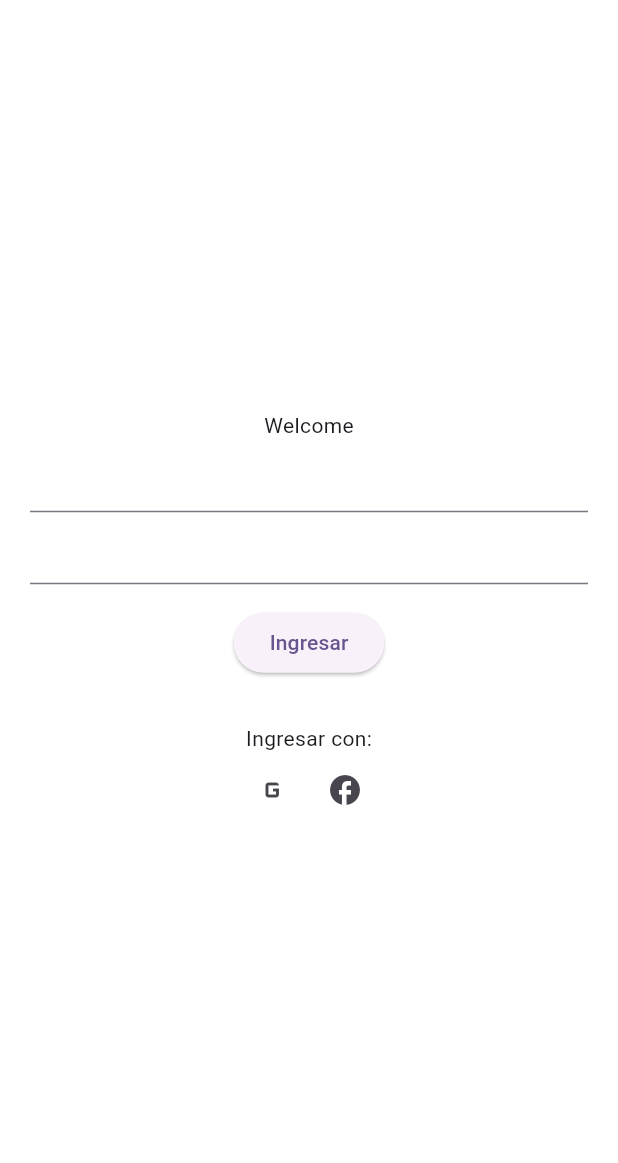
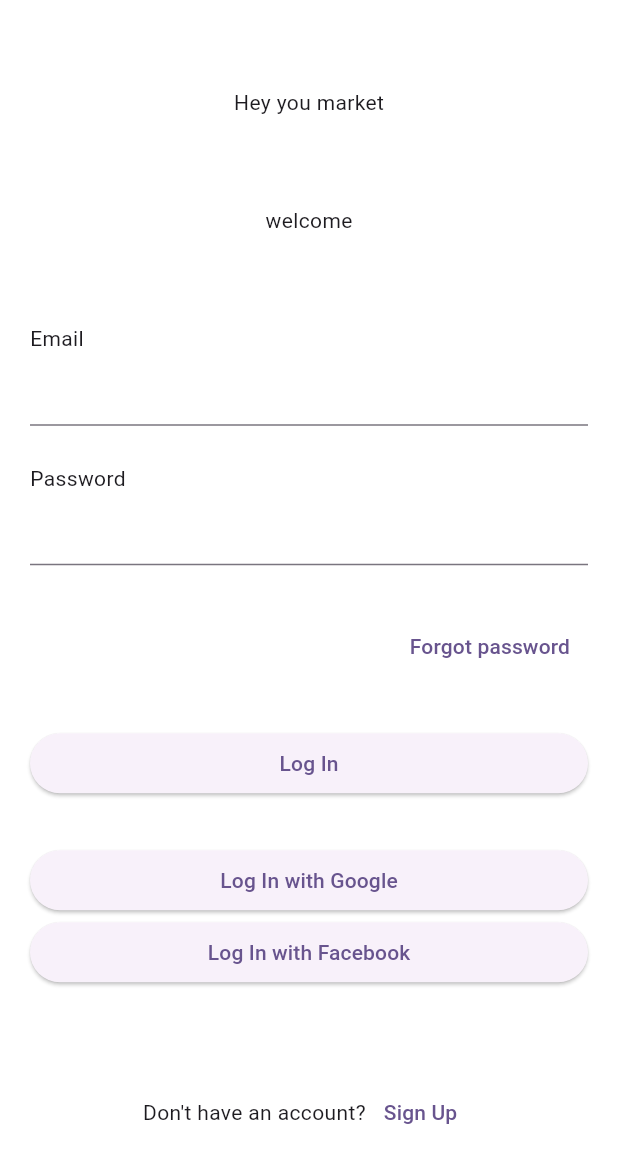
Before and after one commit to JeiFB/heyyoumarket, a Flutter app: the screen it shows after launch, on a phone screen of 412 x 824 dp. Shown: the top 1163 px of the screen. Run offline on Flutter 3.47's test engine with Material 3 defaults, Android fonts, the light colour scheme and no system bars.

Commit message:
login predesing

```diff
--- a/lib/main.dart
+++ b/lib/main.dart
@@ -2,7 +2,6 @@ import 'package:flutter/material.dart';
 import 'package:heyyoumarket/presentation/auth/login/login_page.dart';
 import 'package:heyyoumarket/presentation/auth/register/register_page.dart';
 import 'package:heyyoumarket/presentation/home/home_page.dart';
-// import 'package:heyyoumarket/presentation/profile/profile_page.dart';
 
 void main() {
   runApp(const MyApp());
@@ -24,7 +23,7 @@ class MyApp extends StatelessWidget {
       initialRoute: 'login',
       routes: {
         'login': (BuildContext context) => const LoginPage(),
-        'registrarse': (BuildContext context) => const RegisterPage(),
+        'register': (BuildContext context) => const RegisterPage(),
         'homepage': (BuildContext context) => const HomePage(),
       },
     );
--- a/lib/presentation/auth/login/login_page.dart
+++ b/lib/presentation/auth/login/login_page.dart
@@ -1,46 +1,108 @@
 import 'package:flutter/material.dart';
 
 class LoginPage extends StatelessWidget {
-  const LoginPage({super.key});
+  const LoginPage({Key? key}) : super(key: key);
 
   @override
   Widget build(BuildContext context) {
     return Scaffold(
       backgroundColor: Colors.white,
-      body: Center(
-          child: Container(
+      body: Container(
         margin: const EdgeInsets.symmetric(horizontal: 20),
+        child: SizedBox(
           child: Column(
-          mainAxisAlignment: MainAxisAlignment.center,
+            mainAxisAlignment: MainAxisAlignment.spaceEvenly,
             children: [
-            Text('Welcome'),
-            TextFormField(
-              onChanged: (value) {},
+              const Text('Hey you market'),
+              const Text('welcome'),
+              Column(
+                children: [
+                  const SizedBox(
+                    width: double.infinity,
+                    child: Text(
+                      'Email',
+                      textAlign: TextAlign.start,
+                    ),
                   ),
                   TextFormField(
                     onChanged: (value) {},
                   ),
                   const SizedBox(
-              height: 15,
+                    height: 25,
                   ),
-            ElevatedButton(onPressed: () {}, child: const Text('Ingresar')),
+                  const SizedBox(
+                    width: double.infinity,
+                    child: Text(
+                      'Password',
+                      textAlign: TextAlign.start,
+                    ),
+                  ),
+                  TextFormField(
+                    onChanged: (value) {},
+                  ),
                   const SizedBox(
                     height: 30,
                   ),
-            const Text('Ingresar con:'),
+                  Row(
+                    mainAxisAlignment: MainAxisAlignment.end,
+                    children: [
+                      TextButton(
+                          onPressed: () {},
+                          child: const Text(
+                            'Forgot password',
+                            textAlign: TextAlign.end,
+                          )),
+                    ],
+                  ),
+                  const SizedBox(
+                    height: 30,
+                  ),
+                  SizedBox(
+                    width: double.infinity,
+                    child: ElevatedButton(
+                      onPressed: () {},
+                      child: const Text('Log In'),
+                    ),
+                  ),
+                  const SizedBox(
+                    height: 30,
+                  ),
+                  Column(
+                    mainAxisAlignment: MainAxisAlignment.center,
+                    children: [
+                      SizedBox(
+                        width: double.infinity,
+                        child: ElevatedButton(
+                          onPressed: () {},
+                          child: const Text('Log In with Google'),
+                        ),
+                      ),
+                      SizedBox(
+                        width: double.infinity,
+                        child: ElevatedButton(
+                          onPressed: () {},
+                          child: const Text('Log In with Facebook'),
+                        ),
+                      ),
+                    ],
+                  ),
+                ],
+              ),
               Row(
                 mainAxisAlignment: MainAxisAlignment.center,
                 children: [
-                IconButton(
-                    onPressed: () {},
-                    icon: const Icon(Icons.g_mobiledata_outlined)),
-                IconButton(
-                    onPressed: () {}, icon: const Icon(Icons.facebook_sharp)),
-              ],
-            )
+                  const Text('Don\'t have an account?'),
+                  TextButton(
+                      onPressed: () {
+                        Navigator.pushNamed(context, 'register');
+                      },
+                      child: const Text('Sign Up')),
                 ],
               ),
-      )),
+            ],
+          ),
+        ),
+      ),
     );
   }
 }
--- a/lib/presentation/comparador/comparador_page.dart
+++ b/lib/presentation/comparador/comparador_page.dart
@@ -20,7 +20,7 @@ class ComparadorPage extends StatelessWidget {
           ),
           itemBuilder: (BuildContext context, int index) {
             // Aquí puedes personalizar el contenido de cada tarjeta
-            return Card(
+            return const Card(
               elevation: 7,
               child: Column(
                 crossAxisAlignment: CrossAxisAlignment.start,
@@ -37,7 +37,7 @@ class ComparadorPage extends StatelessWidget {
                   //     ),
                   //   ),
                   // ),
-                  const Padding(
+                  Padding(
                     padding: EdgeInsets.all(10.0),
                     child: Text(
                       'Nombre del producto', // Cambia esto por el nombre real
```
Also changed, not shown: lib/presentation/auth/register/register_page.dart (+95 -1 lines), pubspec.lock, 1 other file. Lines whose indentation alone changed are shown as unchanged.
